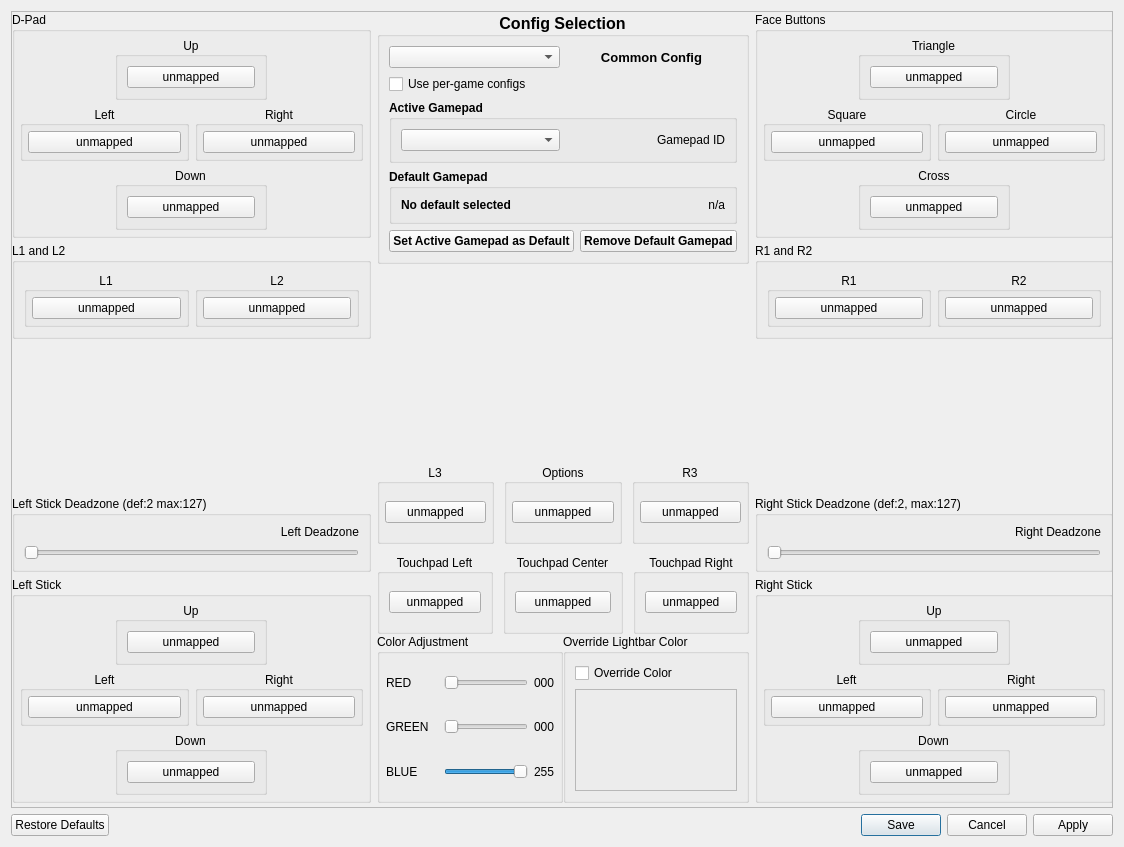
LlysiX/shadPS4, file src/qt_gui/control_settings.ui: the form before one commit.
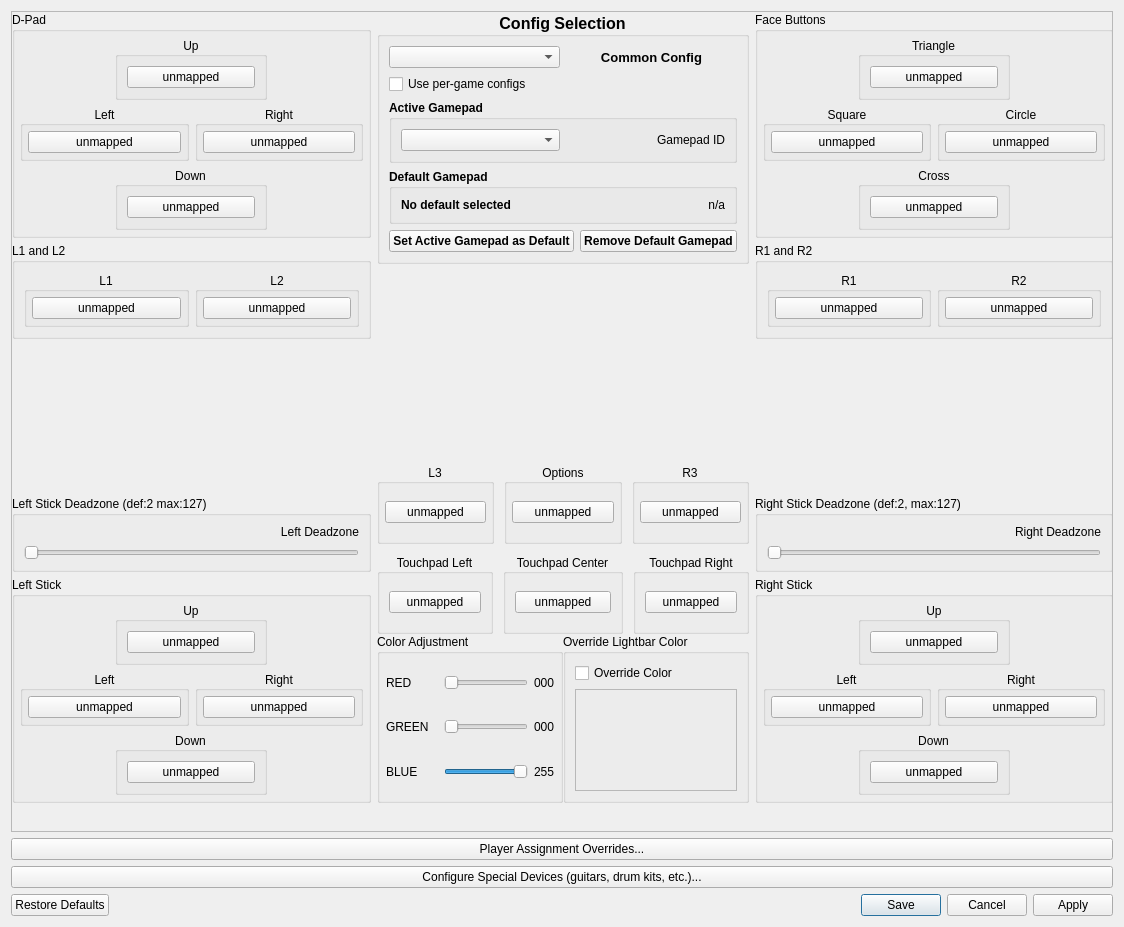
The form after the commit. Icons and pictures are not drawn.

Diff of the .ui file:
```diff
--- a/src/qt_gui/control_settings.ui
+++ b/src/qt_gui/control_settings.ui
@@ -12,7 +12,7 @@
     <x>0</x>
     <y>0</y>
     <width>1124</width>
-    <height>847</height>
+    <height>927</height>
    </rect>
   </property>
   <property name="windowTitle">
@@ -1797,6 +1797,17 @@
      </widget>
     </widget>
    </item>
+   <item>
+    <widget class="QPushButton" name="playerAssignmentBtn">
+     <property name="text"><string>Player Assignment Overrides...</string></property>
+     <property name="toolTip"><string>Pin specific gamepads, keyboard, RB instruments, or MIDI inputs to particular PS4 player slots instead of relying on plug-in order. Multiple devices on the same slot merge their inputs (keyboard + gamepad coop, etc.).</string></property>
+    </widget>
+   </item>
+   <item>
+    <widget class="QPushButton" name="openSpecialDevicesBtn">
+     <property name="text"><string>Configure Special Devices (guitars, drum kits, etc.)...</string></property>
+    </widget>
+   </item>
    <item>
     <widget class="QDialogButtonBox" name="buttonBox">
      <property name="standardButtons">
```
